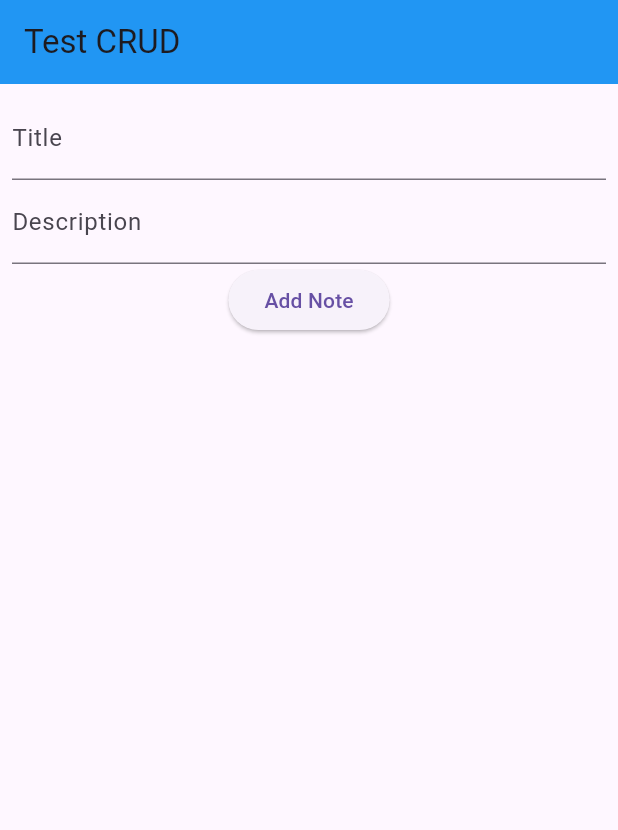
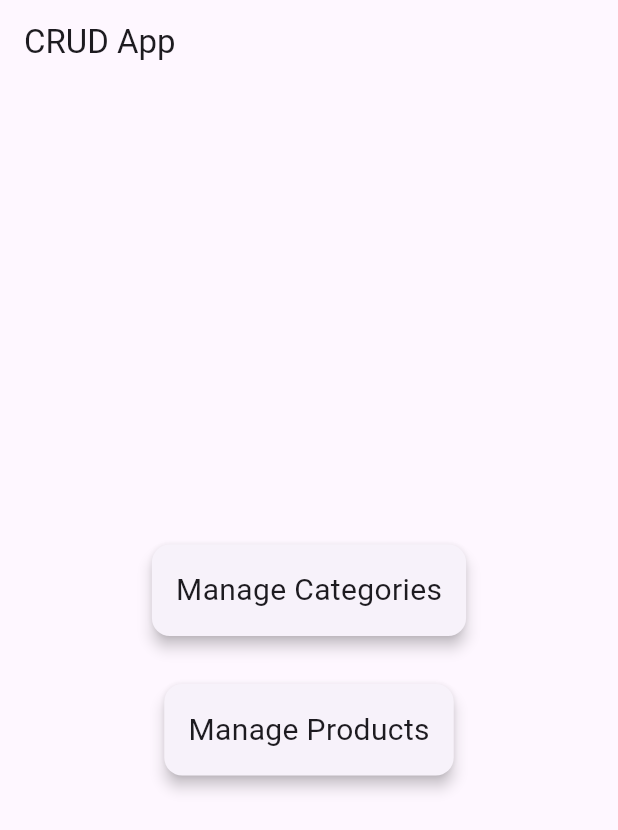
Before and after one commit to ChristParulian/Flutter_POS, a Flutter app: the screen it shows after launch, on a phone screen of 412 x 824 dp. Shown: the top 830 px of the screen. Run offline on Flutter 3.47's test engine with Material 3 defaults, Android fonts, the phone set to English and light mode, and no system bars; our stand-ins replace sqflite; accounts and stored records are empty.

Commit message:
Add Homescreen Menu dan Crud untuk Categories

```diff
--- a/lib/main.dart
+++ b/lib/main.dart
@@ -1,6 +1,8 @@
 import 'package:flutter/material.dart';
-import 'database_helper.dart';
-import 'note.dart';
+import 'category.dart';
+import 'product.dart';
+
+
 
 void main() {
   runApp(CrudApp());
@@ -10,164 +12,60 @@ class CrudApp extends StatelessWidget {
   @override
   Widget build(BuildContext context) {
     return MaterialApp(
-      title: 'Test CRUD',
-      home: NotesScreen(),
+      title: 'CRUD App with Categories and Products',
+      home: HomeScreen(),
     );
   }
 }
 
-class NotesScreen extends StatefulWidget {
+class HomeScreen extends StatelessWidget {
   @override
-  _NotesScreenState createState() => _NotesScreenState();
-}
-
-class _NotesScreenState extends State<NotesScreen> {
-  final _databaseHelper = DatabaseHelper();
-  final _titleController = TextEditingController();
-  final _descriptionController = TextEditingController();
-
-  List<Note> _notes = [];
-
-  @override
-  void initState() {
-    super.initState();
-    _loadNotes();
-  }
-
-  void _loadNotes() async {
-    List<Note> notes = await _databaseHelper.getNotes();
-    setState(() {
-      _notes = notes;
-    });
-  }
-
-  void _saveNote() async {
-    String title = _titleController.text;
-    String description = _descriptionController.text;
-
-    if (title.isNotEmpty && description.isNotEmpty) {
-      await _databaseHelper.insert(Note(
-        title: title,
-        description: description,
-      ));
-      _titleController.clear();
-      _descriptionController.clear();
-      _loadNotes();
-    }
-  }
-
-  void _updateNote(Note note) async {
-    note.title = _titleController.text;
-    note.description = _descriptionController.text;
-
-    await _databaseHelper.update(note);
-    _titleController.clear();
-    _descriptionController.clear();
-    _loadNotes();
-  }
-
-  void _deleteNote(Note note) async {
-    await _databaseHelper.delete(note.id!);
-    _loadNotes();
-  }
-
-  void _showEditDialog(Note note) {
-    _titleController.text = note.title;
-    _descriptionController.text = note.description;
-    showDialog(
-      context: context,
-      builder: (context) => AlertDialog(
-        title: Text('Edit Note'),
-        content: Column(
-          mainAxisSize: MainAxisSize.min,
+  Widget build(BuildContext context) {
+    return Scaffold(
+      appBar: AppBar(title: Text('CRUD App')),
+      body: Center(
+        child: Column(
+          mainAxisAlignment: MainAxisAlignment.center,
           children: [
-            TextField(
-              controller: _titleController,
-              decoration: InputDecoration(labelText: 'Title'),
+            _buildMenuCard(
+              context,
+              title: 'Manage Categories',
+              onTap: () {
+                Navigator.push(
+                  context,
+                  MaterialPageRoute(builder: (context) => CategoriesScreen()),
+                );
+              },
             ),
-            TextField(
-              controller: _descriptionController,
-              decoration: InputDecoration(labelText: 'Description'),
+            _buildMenuCard(
+              context,
+              title: 'Manage Products',
+              onTap: () {
+                Navigator.push(
+                  context,
+                  MaterialPageRoute(builder: (context) => ProductsScreen()),
+                );
+              },
             ),
           ],
         ),
-        actions: [
-          TextButton(
-            onPressed: () {
-              Navigator.of(context).pop();
-            },
-            child: Text('Cancel'),
-          ),
-          TextButton(
-            onPressed: () {
-              _updateNote(note);
-              Navigator.of(context).pop();
-            },
-            child: Text('Save'),
-          ),
-        ],
       ),
     );
   }
 
-  @override
-  Widget build(BuildContext context) {
-    return Scaffold(
-      appBar: AppBar(
-        title: Text('Test CRUD'),
-        backgroundColor: Colors.blue,
-      ),
-      body: Column(
-        children: [
-          Padding(
-            padding: const EdgeInsets.all(8.0),
-            child: Column(
-              children: [
-                TextField(
-                  controller: _titleController,
-                  decoration: InputDecoration(labelText: 'Title'),
-                ),
-                TextField(
-                  controller: _descriptionController,
-                  decoration: InputDecoration(labelText: 'Description'),
-                ),
-                ElevatedButton(
-                  onPressed: _saveNote,
-                  child: Text('Add Note'),
-                ),
-              ],
-            ),
+  Widget _buildMenuCard(BuildContext context, {required String title, required VoidCallback onTap}) {
+    return Card(
+      elevation: 4,
+      margin: EdgeInsets.all(16.0),
+      child: InkWell(
+        onTap: onTap,
+        child: Padding(
+          padding: EdgeInsets.all(16.0),
+          child: Text(
+            title,
+            style: TextStyle(fontSize: 20),
           ),
-          Expanded(
-            child: ListView.builder(
-              itemCount: _notes.length,
-              itemBuilder: (context, index) {
-                final note = _notes[index];
-                return ListTile(
-                  title: Text(note.title),
-                  subtitle: Text(note.description),
-                  trailing: Row(
-                    mainAxisSize: MainAxisSize.min,
-                    children: [
-                      IconButton(
-                        icon: Icon(Icons.edit),
-                        onPressed: () {
-                          _showEditDialog(note);
-                        },
-                      ),
-                      IconButton(
-                        icon: Icon(Icons.delete),
-                        onPressed: () {
-                          _deleteNote(note);
-                        },
-                      ),
-                    ],
-                  ),
-                );
-              },
-            ),
-          ),
-        ],
+        ),
       ),
     );
   }
--- a/lib/note.dart
+++ /dev/null
@@ -1,25 +0,0 @@
-class Note {
-  int? id;
-  String title;
-  String description;
-
-  Note({this.id, required this.title, required this.description});
-
-  // Convert a Note object to a Map object
-  Map<String, dynamic> toMap() {
-    var map = <String, dynamic>{
-      'title': title,
-      'description': description,
-    };
-    if (id != null) {
-      map['id'] = id;
-    }
-    return map;
-  }
-
-  // Extract a Note object from a Map object
-  Note.fromMap(Map<String, dynamic> map)
-      : id = map['id'],
-        title = map['title'],
-        description = map['description'];
-}
```
Also changed, not shown: lib/category.dart (added, +159 -0 lines), lib/database_helper.dart (+97 -37 lines), lib/product.dart (added, +134 -0 lines).
